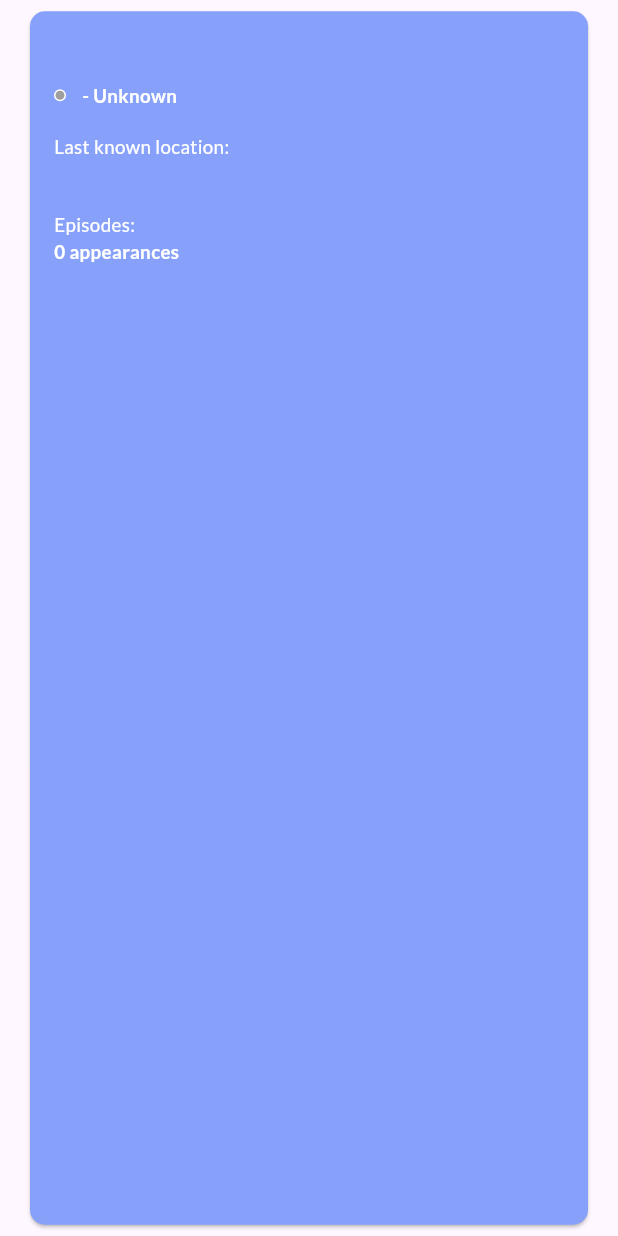
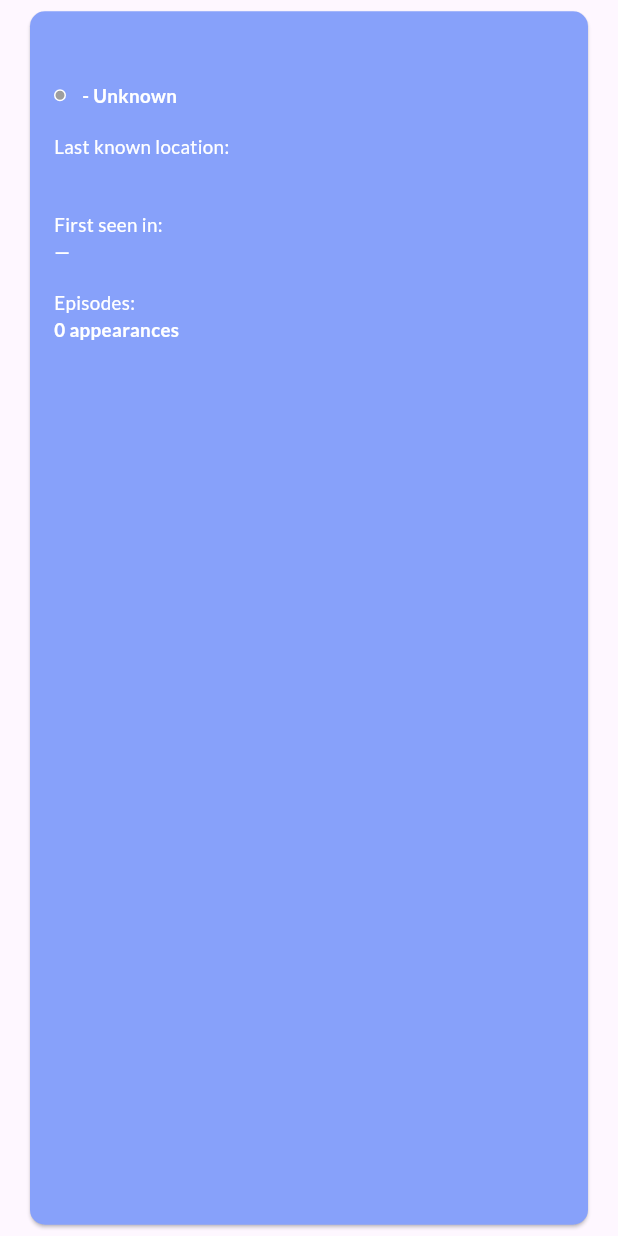
Before and after one commit to GLavrador/rickedex, a Flutter app: the CharacterDetailsCard widget shown alone on an empty page, opened directly with empty values, on a phone screen of 412 x 824 dp. Run offline on Flutter 3.47's test engine with Material 3 defaults, Android fonts, the phone set to English and light mode, and no system bars; our stand-ins replace dio, google_fonts; network calls fail.

Commit message:
feat: adiciona 'first seen in' no card de detalhes do character

```diff
--- a/lib/components/detailed_character_card.dart
+++ b/lib/components/detailed_character_card.dart
@@ -9,6 +9,7 @@ class CharacterDetailsCard extends StatelessWidget {
     required this.imageHeight,
     required this.imageAlignmentY,
     required this.onImageDragUpdate,
+    this.firstSeenIn,
   }) : super(key: key);
 
   final Character character;
@@ -16,6 +17,7 @@ class CharacterDetailsCard extends StatelessWidget {
   final double imageHeight;
   final double imageAlignmentY;
   final ValueChanged<double> onImageDragUpdate;
+  final String? firstSeenIn;
 
   @override
   Widget build(BuildContext context) {
@@ -38,8 +40,7 @@ class CharacterDetailsCard extends StatelessWidget {
               onVerticalDragUpdate: (details) =>
                   onImageDragUpdate(details.delta.dy),
               child: ClipRRect(
-                borderRadius:
-                    const BorderRadius.all(Radius.circular(10)),
+                borderRadius: const BorderRadius.all(Radius.circular(10)),
                 child: SizedBox(
                   height: imageHeight,
                   width: double.infinity,
@@ -154,6 +155,26 @@ class CharacterDetailsCard extends StatelessWidget {
                 ),
 
                 const SizedBox(height: 16),
+
+                const Text(
+                  'First seen in:',
+                  style: TextStyle(
+                    fontSize: 12.5,
+                    color: Colors.white,
+                  ),
+                ),
+                Text(
+                  firstSeenIn ?? '—',
+                  maxLines: 1,
+                  overflow: TextOverflow.ellipsis,
+                  style: const TextStyle(
+                    fontWeight: FontWeight.bold,
+                    fontSize: 12.5,
+                    color: Colors.white,
+                  ),
+                ),
+
+                const SizedBox(height: 16),
                 const Text(
                   'Episodes:',
                   style: TextStyle(
```
Also changed, not shown: lib/pages/details_page.dart (+29 -2 lines).
